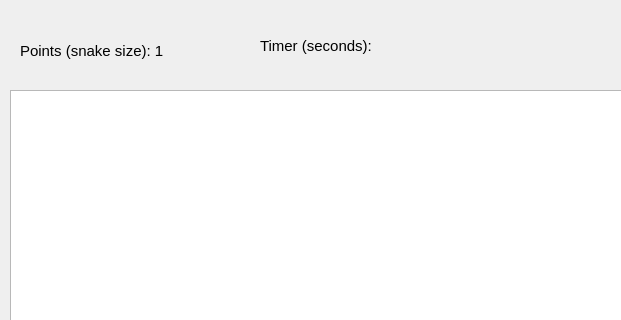
Old version of the form snake2/snake2/main_window.ui in the repository Ohj2MatLap/ohj2Apua; both pictures show x 0 to 621 and y 0 to 320 of the 960 by 540 pixel window.
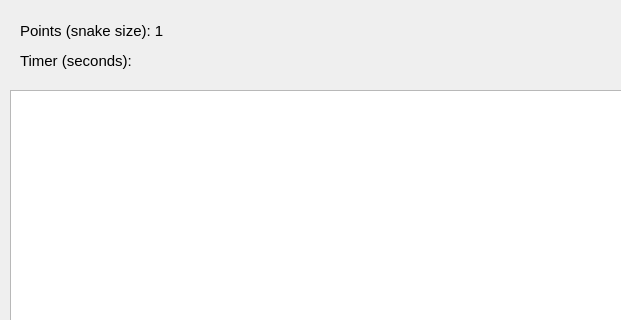
New version of the form.

Commit message: Paranneltu 2 käärme ei kuole reunaan osuttaessa

```diff
--- a/snake2/snake2/main_window.ui
+++ b/snake2/snake2/main_window.ui
@@ -83,8 +83,8 @@
      <rect>
       <x>20</x>
       <y>10</y>
-      <width>201</width>
-      <height>81</height>
+      <width>151</width>
+      <height>41</height>
      </rect>
     </property>
     <property name="font">
@@ -99,10 +99,10 @@
    <widget class="QLabel" name="timer">
     <property name="geometry">
      <rect>
-      <x>260</x>
-      <y>10</y>
-      <width>221</width>
-      <height>71</height>
+      <x>20</x>
+      <y>40</y>
+      <width>141</width>
+      <height>41</height>
      </rect>
     </property>
     <property name="font">
```
The commit also changes 1 other file.
